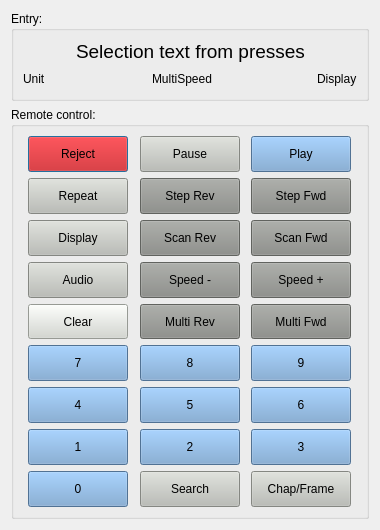
Above: Linux-Application/DomesdayDuplicator/playerremotedialog.ui from simoninns/DomesdayDuplicator-gui-app before the change. Below: the same form after it.
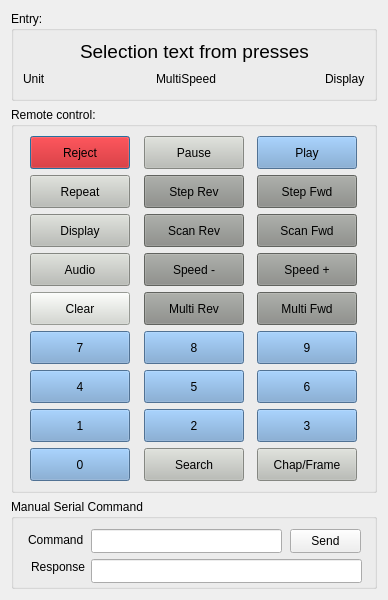
That is the form after the change.

The edit to the form file:
```diff
--- a/Linux-Application/DomesdayDuplicator/playerremotedialog.ui
+++ b/Linux-Application/DomesdayDuplicator/playerremotedialog.ui
@@ -6,8 +6,8 @@
    <rect>
     <x>0</x>
     <y>0</y>
-    <width>380</width>
-    <height>530</height>
+    <width>388</width>
+    <height>600</height>
    </rect>
   </property>
   <property name="windowTitle">
@@ -12440,6 +12440,87 @@
      </layout>
     </widget>
    </item>
+   <item>
+    <widget class="QGroupBox" name="manualSerialCommandsGroup">
+     <property name="sizePolicy">
+      <sizepolicy hsizetype="Preferred" vsizetype="Fixed">
+       <horstretch>0</horstretch>
+       <verstretch>0</verstretch>
+      </sizepolicy>
+     </property>
+     <property name="minimumSize">
+      <size>
+       <width>0</width>
+       <height>90</height>
+      </size>
+     </property>
+     <property name="title">
+      <string>Manual Serial Command</string>
+     </property>
+     <widget class="QLineEdit" name="manualCommandString">
+      <property name="geometry">
+       <rect>
+        <x>80</x>
+        <y>30</y>
+        <width>191</width>
+        <height>24</height>
+       </rect>
+      </property>
+     </widget>
+     <widget class="QPushButton" name="sendManualCommand">
+      <property name="geometry">
+       <rect>
+        <x>279</x>
+        <y>30</y>
+        <width>71</width>
+        <height>24</height>
+       </rect>
+      </property>
+      <property name="text">
+       <string>Send</string>
+      </property>
+     </widget>
+     <widget class="QLabel" name="label">
+      <property name="geometry">
+       <rect>
+        <x>17</x>
+        <y>33</y>
+        <width>61</width>
+        <height>16</height>
+       </rect>
+      </property>
+      <property name="text">
+       <string>Command</string>
+      </property>
+     </widget>
+     <widget class="QLabel" name="label_2">
+      <property name="geometry">
+       <rect>
+        <x>20</x>
+        <y>60</y>
+        <width>61</width>
+        <height>16</height>
+       </rect>
+      </property>
+      <property name="text">
+       <string>Response</string>
+      </property>
+     </widget>
+     <widget class="QLineEdit" name="manualResponseString">
+      <property name="geometry">
+       <rect>
+        <x>80</x>
+        <y>60</y>
+        <width>271</width>
+        <height>24</height>
+       </rect>
+      </property>
+      <property name="readOnly">
+       <bool>true</bool>
+      </property>
+     </widget>
+    </widget>
+   </item>
   </layout>
  </widget>
  <resources/>
```
Left out of the diff: 80 changed lines with no effect on the pictures.
